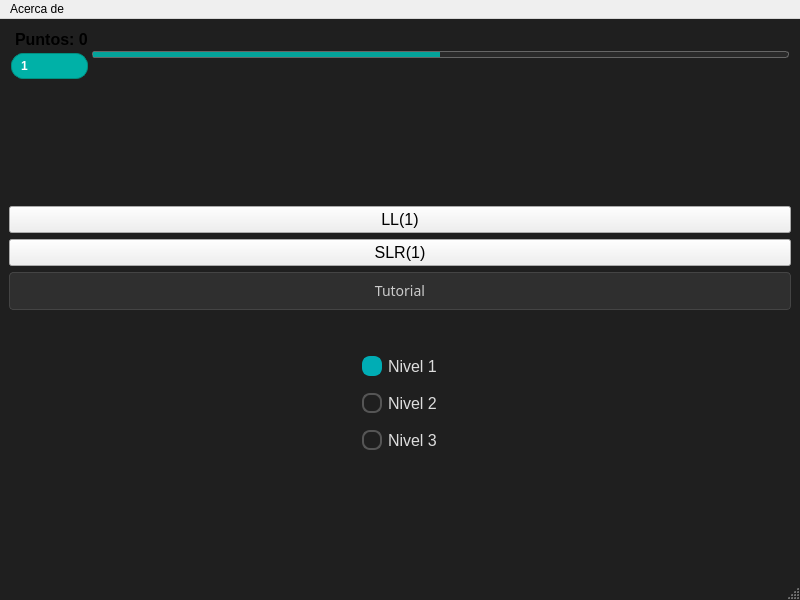
First picture: the form in mainwindow.ui, repository jose-rZM/SyntaxTutor, before the edit.
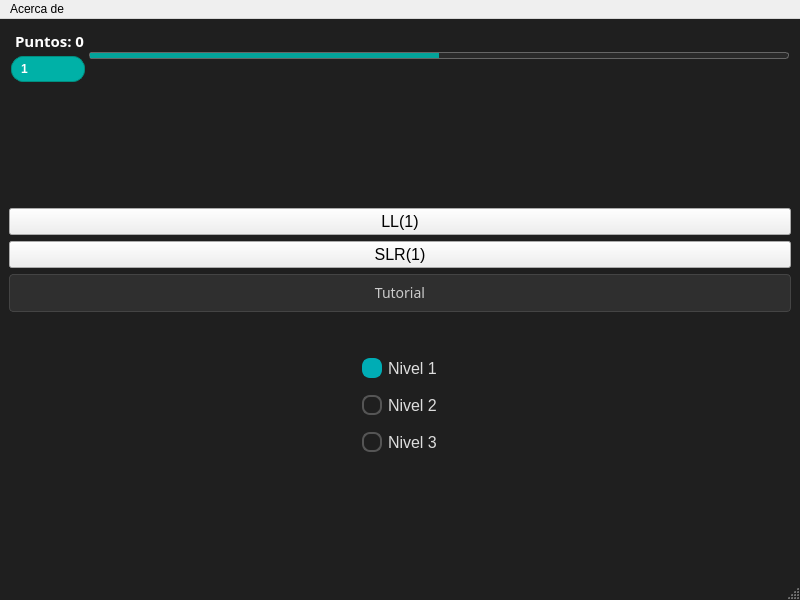
Second picture: the form after the edit. Icons and pictures are not drawn.

Commit message: change score font

The edit to the form file:
```diff
--- a/mainwindow.ui
+++ b/mainwindow.ui
@@ -76,24 +76,18 @@
            <widget class="QLabel" name="labelScore">
             <property name="font">
              <font>
-              <pointsize>12</pointsize>
+              <family>Noto Sans</family>
+              <pointsize>-1</pointsize>
               <bold>true</bold>
              </font>
             </property>
             <property name="styleSheet">
-             <string notr="true">QLabel#badgeNivel {
-    min-width: 24px;
-    min-height: 24px;
-    padding: 0px;
-    font-weight: bold;
-    font-size: 12px;
-    background-color: #00B1A7;
-    color: white;
-    border-radius: 12px;
-    border: 1px solid #008F80;
-    /* pequeñas “sombras” internas para darle relieve */
-    box-shadow: inset 0 1px 1px rgba(0,0,0,0.3);
-    qproperty-alignment: 'AlignCenter';
+             <string notr="true">
+    QLabel {
+        font-weight: bold;
+        font-size: 15px;
+        color: white;
+        font-family: 'Noto Sans';
 }</string>
             </property>
             <property name="text">
```
Left out of the diff: 7 changed lines with no effect on the pictures. The commit also changes 1 other file.
